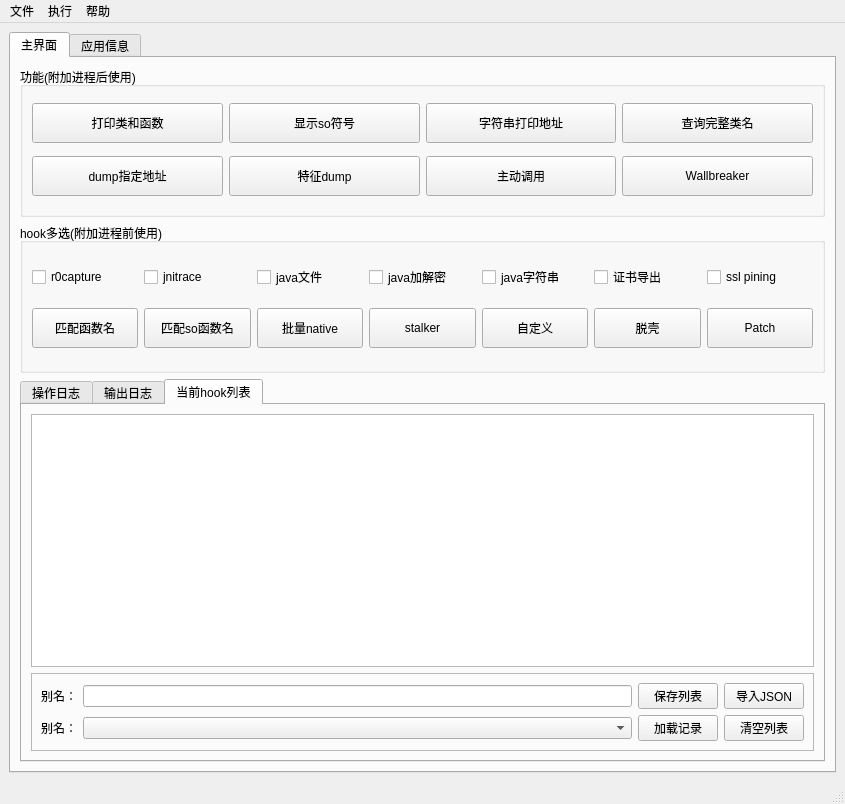
Before: the Qt Designer form ui/kmain.ui in dqzg12300/fridaUiTools, drawn with Qt 5.
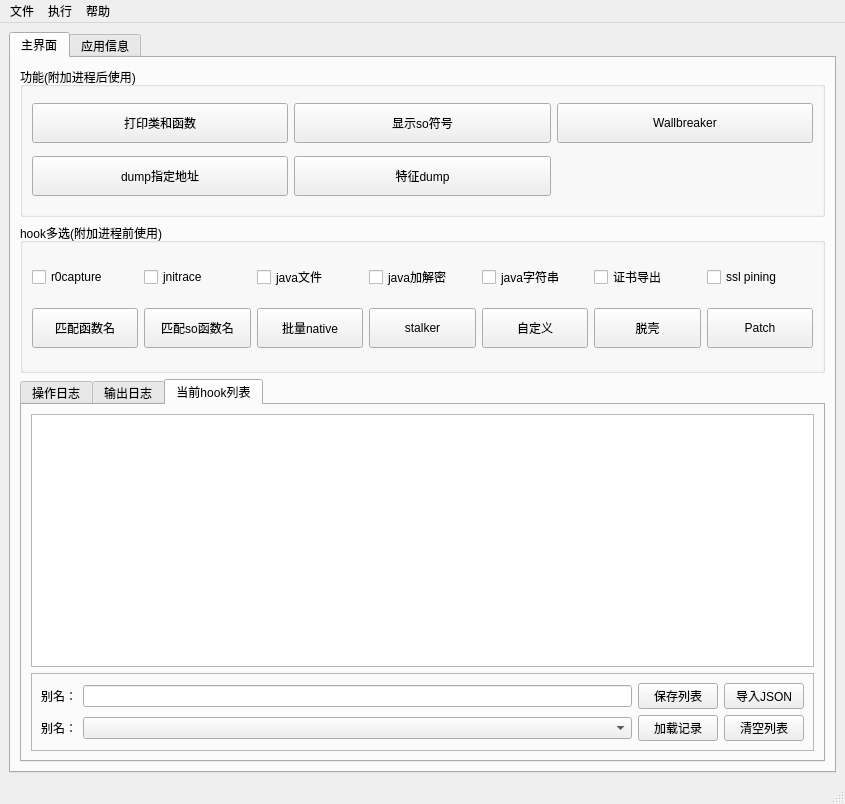
After: the same form once the commit is applied.

Patch:
```diff
--- a/ui/kmain.ui
+++ b/ui/kmain.ui
@@ -37,8 +37,8 @@
            <string>功能(附加进程后使用)</string>
           </property>
           <layout class="QGridLayout" name="gridLayout_4">
-           <item row="0" column="1">
-            <widget class="QPushButton" name="btnShowExport">
+           <item row="2" column="1">
+            <widget class="QPushButton" name="btnMatchDump">
              <property name="minimumSize">
               <size>
                <width>0</width>
@@ -46,7 +46,7 @@
               </size>
              </property>
              <property name="text">
-              <string>显示so符号</string>
+              <string>特征dump</string>
              </property>
             </widget>
            </item>
@@ -63,8 +63,8 @@
              </property>
             </widget>
            </item>
-           <item row="0" column="2">
-            <widget class="QPushButton" name="btnDumpStr">
+           <item row="0" column="1">
+            <widget class="QPushButton" name="btnShowExport">
              <property name="minimumSize">
               <size>
                <width>0</width>
@@ -72,20 +72,7 @@
               </size>
              </property>
              <property name="text">
-              <string>字符串打印地址</string>
-             </property>
-            </widget>
-           </item>
-           <item row="0" column="3">
-            <widget class="QPushButton" name="btnFindClassPath">
-             <property name="minimumSize">
-              <size>
-               <width>0</width>
-               <height>40</height>
-              </size>
-             </property>
-             <property name="text">
-              <string>查询完整类名</string>
+              <string>显示so符号</string>
              </property>
             </widget>
            </item>
@@ -102,33 +89,7 @@
              </property>
             </widget>
            </item>
-           <item row="2" column="1">
-            <widget class="QPushButton" name="btnMatchDump">
-             <property name="minimumSize">
-              <size>
-               <width>0</width>
-               <height>40</height>
-              </size>
-             </property>
-             <property name="text">
-              <string>特征dump</string>
-             </property>
-            </widget>
-           </item>
-           <item row="2" column="2">
-            <widget class="QPushButton" name="btnCallFunction">
-             <property name="minimumSize">
-              <size>
-               <width>0</width>
-               <height>40</height>
-              </size>
-             </property>
-             <property name="text">
-              <string>主动调用</string>
-             </property>
-            </widget>
-           </item>
-           <item row="2" column="3">
+           <item row="0" column="3">
             <widget class="QPushButton" name="btnWallbreaker">
              <property name="minimumSize">
               <size>
```
